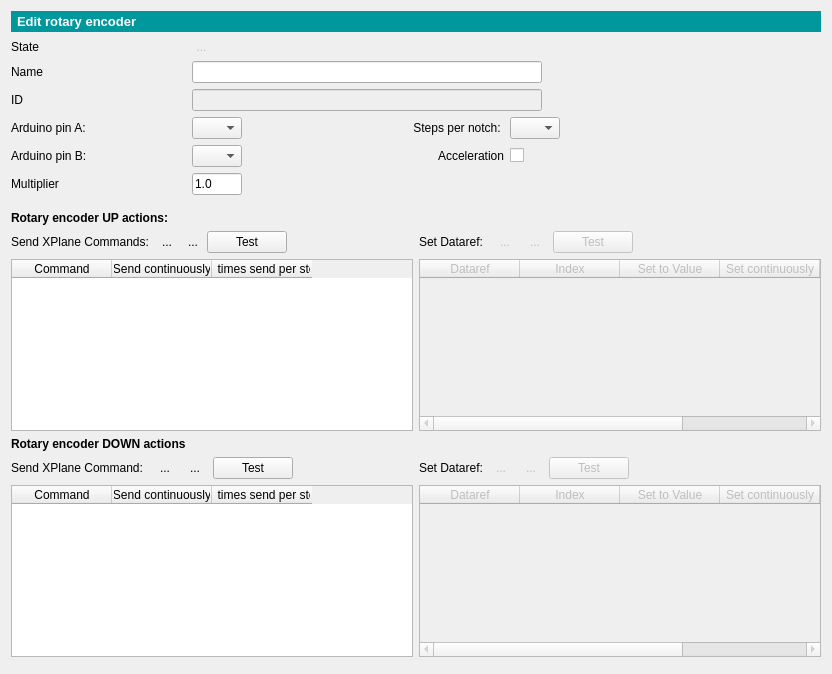
Old version of the form gui/rotencoderEditForm.ui in the repository leleopard/pyXPArduino.
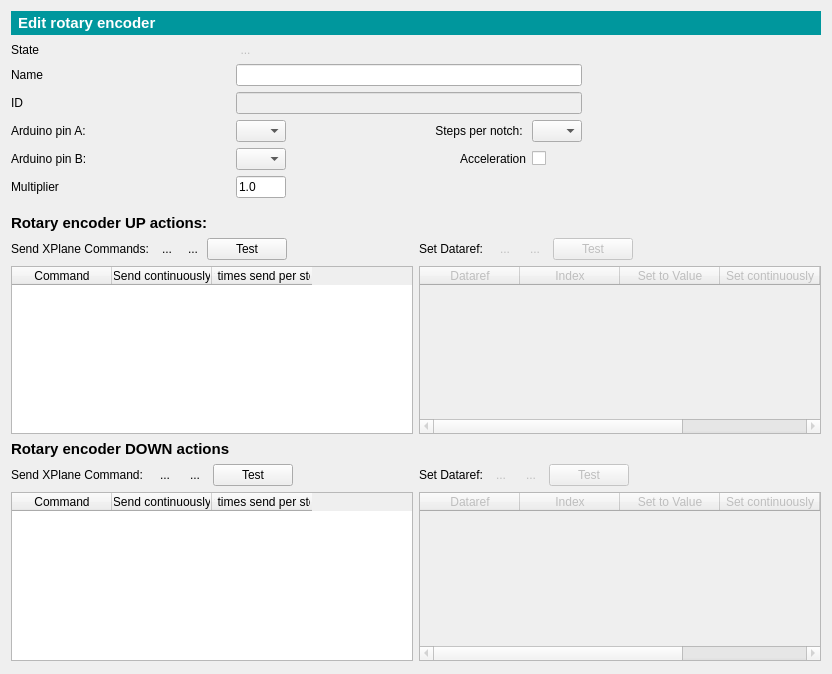
New version of the form. Icons and pictures are not drawn.

What changed in the file:
```diff
--- a/gui/rotencoderEditForm.ui
+++ b/gui/rotencoderEditForm.ui
@@ -27,7 +27,7 @@
     <widget class="QLabel" name="label_8">
      <property name="font">
       <font>
-       <pointsize>10</pointsize>
+       <pointsize>11</pointsize>
        <weight>75</weight>
        <bold>true</bold>
       </font>
@@ -69,7 +69,7 @@
     <widget class="QLabel" name="label_15">
      <property name="font">
       <font>
-       <pointsize>9</pointsize>
+       <pointsize>11</pointsize>
        <weight>75</weight>
        <bold>true</bold>
       </font>
@@ -148,7 +148,7 @@
     <widget class="QLabel" name="label_9">
      <property name="font">
       <font>
-       <pointsize>9</pointsize>
+       <pointsize>11</pointsize>
        <weight>75</weight>
        <bold>true</bold>
       </font>
```
